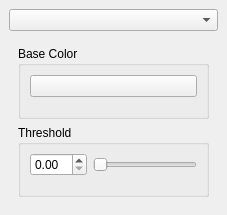
mhspace/mashacv, file colordockwidget.ui: the form before one commit.
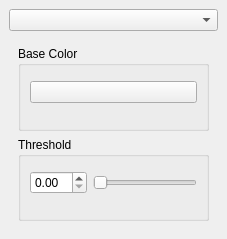
The form after the commit. The open tabs and pages were chosen to show the change. Custom widgets are drawn as their Qt base class.

```diff
--- a/colordockwidget.ui
+++ b/colordockwidget.ui
@@ -7,7 +7,7 @@
     <x>0</x>
     <y>0</y>
     <width>227</width>
-    <height>215</height>
+    <height>239</height>
    </rect>
   </property>
   <property name="sizePolicy">
@@ -30,12 +30,6 @@
        <number>1</number>
       </property>
       <widget class="QWidget" name="color_colorDelta">
-       <property name="sizePolicy">
-        <sizepolicy hsizetype="Preferred" vsizetype="Ignored">
-         <horstretch>0</horstretch>
-         <verstretch>0</verstretch>
-        </sizepolicy>
-       </property>
        <layout class="QVBoxLayout" name="verticalLayout_2">
         <item>
          <widget class="QGroupBox" name="colorGroupBox">
```
Left out of the diff: 2 changed lines with no effect on the pictures.
